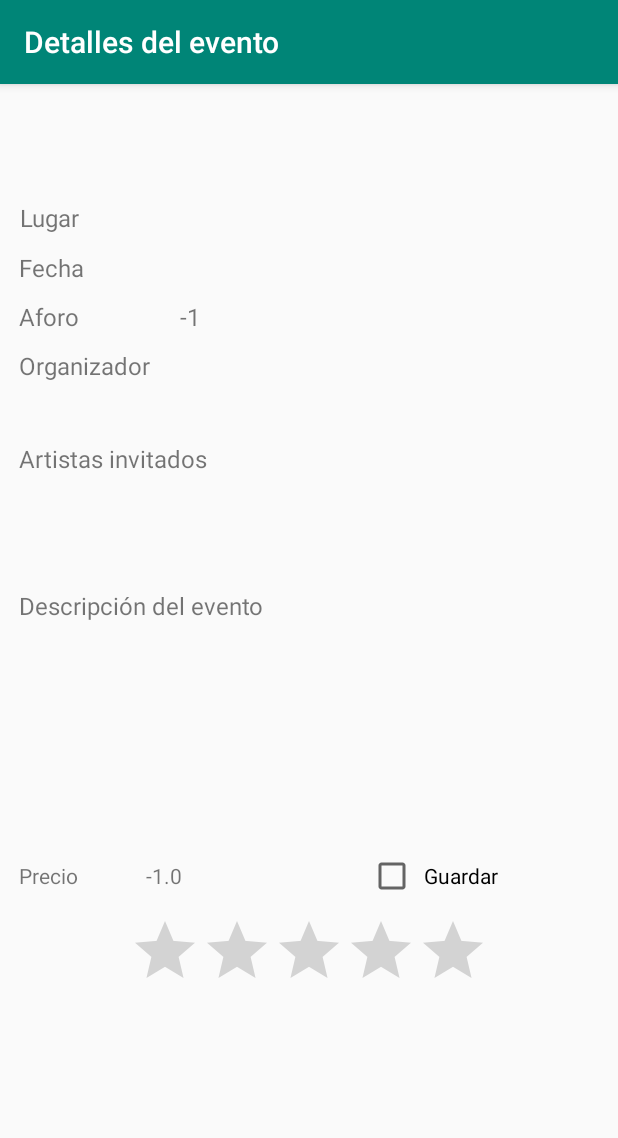
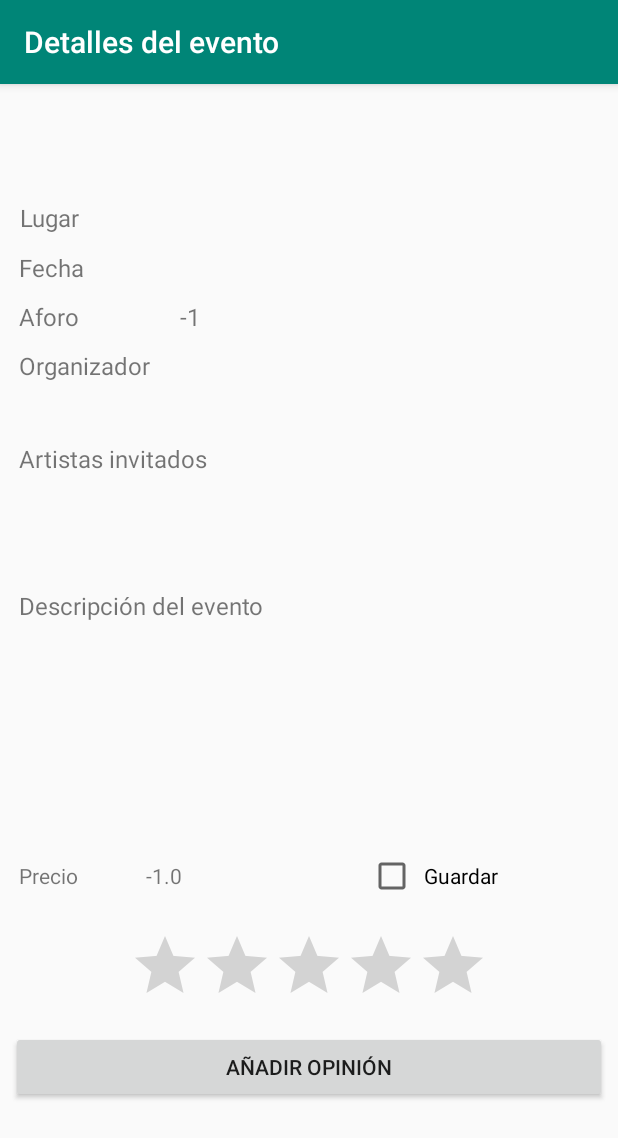
Before and after one commit to valerycf27/Eventos-2.0, an Android app: the DetallesEvento screen opened directly, with no data from a screen before it, on a phone screen of 412 x 824 dp. Shown: the top 1138 px of the screen. Run offline under Robolectric (Android 15) with nearby library versions, the phone set to English and light mode, and no system bars; 1 statement that could not run was skipped.

Commit message:
Se permite añadir opiniones.

```diff
--- a/app/src/main/AndroidManifest.xml
+++ b/app/src/main/AndroidManifest.xml
@@ -11,7 +11,8 @@
         android:roundIcon="@mipmap/ic_launcher_round"
         android:supportsRtl="true"
         android:theme="@style/AppTheme">
-        <activity android:name=".EventosGuardados"></activity>
+        <activity android:name=".Anadir_Opinion"></activity>
+        <activity android:name=".EventosGuardados" />
         <activity android:name=".DetallesEvento" />
         <activity android:name=".Formulario_evento" />
         <activity android:name=".MainActivity">
--- a/app/src/main/java/com/example/events/DetallesEvento.java
+++ b/app/src/main/java/com/example/events/DetallesEvento.java
@@ -6,12 +6,14 @@ import android.content.Intent;
 import android.graphics.Bitmap;
 import android.graphics.BitmapFactory;
 import android.os.Bundle;
+import android.view.View;
+import android.widget.Button;
 import android.widget.CheckBox;
 import android.widget.ImageView;
 import android.widget.RatingBar;
 import android.widget.TextView;
 
-public class DetallesEvento extends AppCompatActivity {
+public class DetallesEvento extends AppCompatActivity implements View.OnClickListener {
 
     @Override
     protected void onCreate(Bundle savedInstanceState) {
@@ -33,8 +35,9 @@ public class DetallesEvento extends AppCompatActivity {
         TextView tvPrecioM = findViewById(R.id.tvPrecioM);
         CheckBox checkGuardar = findViewById(R.id.checkGuardar);
         RatingBar ratingBar = findViewById(R.id.ratingBar);
+        Button btAnadirOpi = findViewById(R.id.btAnadirOpi);
 
-
+        btAnadirOpi.setOnClickListener(this);
 
         byte[] byteArray = intent.getByteArrayExtra("imagen");
         Bitmap bmp = BitmapFactory.decodeByteArray(byteArray, 0, byteArray.length);
@@ -66,4 +69,14 @@ public class DetallesEvento extends AppCompatActivity {
         checkGuardar.setChecked(guardado);
 
     }
+
+    @Override
+    public void onClick(View view) {
+        if(view.getId()==R.id.btAnadirOpi){
+            TextView tvNombreM = findViewById(R.id.tvNombreM);
+            Intent intent = new Intent(this,Anadir_Opinion.class);
+            intent.putExtra("nombre", tvNombreM.getText());
+            startActivity(intent);
+        }
+    }
 }
--- a/app/src/main/res/layout/activity_detalles_evento.xml
+++ b/app/src/main/res/layout/activity_detalles_evento.xml
@@ -190,9 +190,18 @@
         android:layout_width="wrap_content"
         android:layout_height="wrap_content"
         android:layout_gravity="center"
+        android:layout_marginTop="20dp"
+        android:foregroundGravity="center"
+        android:isIndicator="true"
+        android:numStars="5" />
+
+
+    <Button
+        android:id="@+id/btAnadirOpi"
+        android:layout_width="match_parent"
+        android:layout_height="wrap_content"
         android:layout_marginTop="10dp"
-        android:foregroundGravity="center"
-        android:numStars="5"
-        android:isIndicator="true"/>
+        android:text="@string/a_adir_opini_n" />
+
 
 </LinearLayout>
--- a/app/src/main/res/layout/item_evento.xml
+++ b/app/src/main/res/layout/item_evento.xml
@@ -9,8 +9,8 @@
 
     <ImageView
         android:id="@+id/imgEvento"
-        android:layout_width="200dp"
-        android:layout_height="200dp"
+        android:layout_width="179dp"
+        android:layout_height="131dp"
         android:layout_weight="1"
         android:paddingRight="5dp"
         tools:srcCompat="@android:drawable/ic_input_add" />
--- a/app/src/main/res/values/strings.xml
+++ b/app/src/main/res/values/strings.xml
@@ -34,4 +34,6 @@
     <string name="precioTieneQueSerNumero">El precio tiene que ser un número</string>
     <string name="precioNoNegativo">El precio no puede ser negativo</string>
     <string name="nombreObligatorio">El evento tiene que tener nombre</string>
+    <string name="a_adir_opini_n">Añadir Opinión</string>
+    <string name="comentario">Comentario:</string>
 </resources>
```
Also changed, not shown: app/src/main/java/com/example/events/Anadir_Opinion.java (added, +54 -0 lines), app/src/main/res/layout/activity_anadir__opinion.xml (added, +81 -0 lines), 2 other files. Lines whose indentation alone changed are shown as unchanged.
